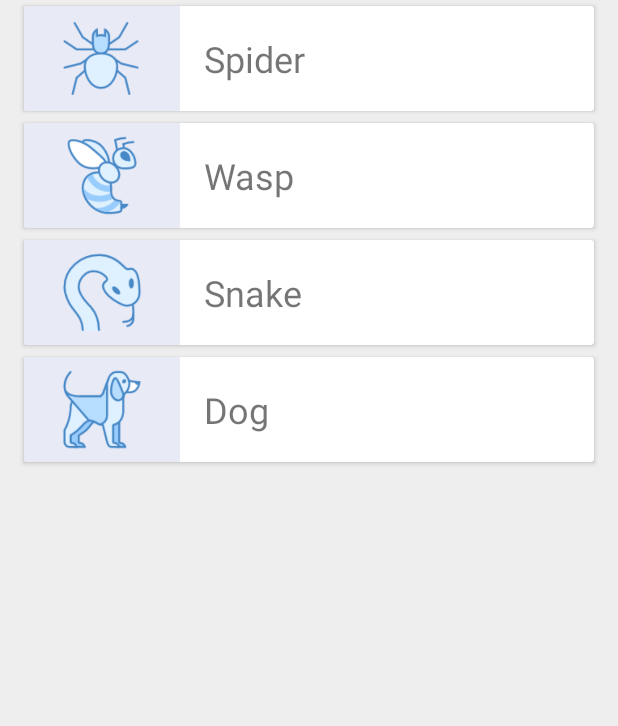
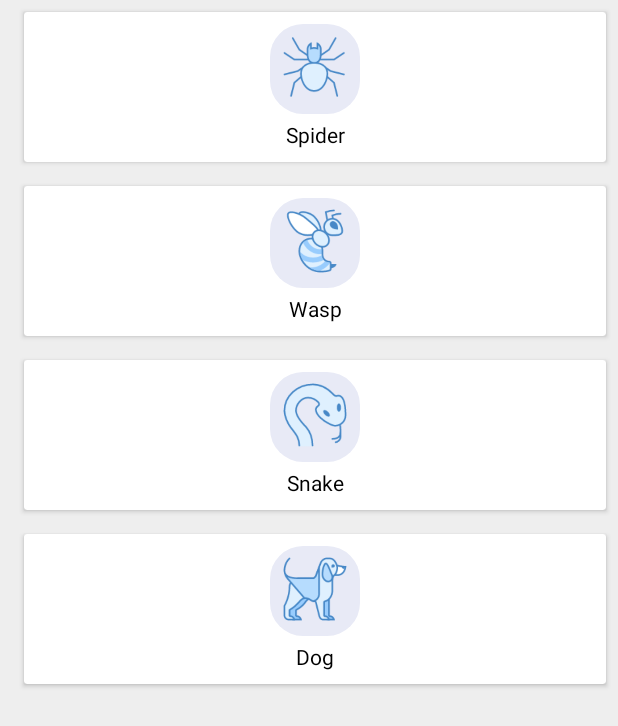
Before and after one commit to Ashu-Y/FirstAid, an Android app: the Main3Activity screen opened directly, with no data from a screen before it, on a phone screen of 412 x 824 dp. Shown: the top 726 px of the screen. Run offline under Robolectric (Android 15) with nearby library versions, the phone set to English and light mode, and no system bars.

Commit message:
Modifying first aid options from linear layout to grid layout

```diff
--- a/app/src/main/java/com/practice/android/firstaid/Adapters/FaSubCategoryRecyclerAdapter.java
+++ b/app/src/main/java/com/practice/android/firstaid/Adapters/FaSubCategoryRecyclerAdapter.java
@@ -43,7 +43,7 @@ public class FaSubCategoryRecyclerAdapter extends RecyclerView.Adapter<FaSubCate
     public MyViewHolder onCreateViewHolder(ViewGroup parent, int viewType) {
 
         View itemView = LayoutInflater.from(parent.getContext())
-                .inflate(R.layout.frag_info_row_item, parent, false);
+                .inflate(R.layout.grid_single, parent, false);
 
         return new MyViewHolder(itemView);
     }
@@ -152,7 +152,7 @@ public class FaSubCategoryRecyclerAdapter extends RecyclerView.Adapter<FaSubCate
         public TextView subCategoryName;
         ImageView subCategoryImg;
         CardView subCategoryCard;
-        RecyclerView content;
+//        RecyclerView content;
 
         public MyViewHolder(View view) {
 
@@ -160,7 +160,7 @@ public class FaSubCategoryRecyclerAdapter extends RecyclerView.Adapter<FaSubCate
             subCategoryName = view.findViewById(R.id.fa_sub_tv);
             subCategoryImg = view.findViewById(R.id.fa_sub_img);
             subCategoryCard = view.findViewById(R.id.subCategoryCard);
-            content = view.findViewById(R.id.subCategoryContent);
+//            content = view.findViewById(R.id.subCategoryContent);
 
         }
     }
--- a/app/src/main/java/com/practice/android/firstaid/Fragments/FirstAidFragment.java
+++ b/app/src/main/java/com/practice/android/firstaid/Fragments/FirstAidFragment.java
@@ -3,6 +3,7 @@ package com.practice.android.firstaid.Fragments;
 
 import android.os.Bundle;
 import android.support.v4.app.Fragment;
+import android.support.v7.widget.GridLayoutManager;
 import android.support.v7.widget.LinearLayoutManager;
 import android.support.v7.widget.RecyclerView;
 import android.view.LayoutInflater;
@@ -61,7 +62,8 @@ public class FirstAidFragment extends Fragment {
         subCategoryRecyclerAdapter = new FaSubCategoryRecyclerAdapter(subCategoryList, getContext());
 
         LinearLayoutManager linearLayoutManager = new LinearLayoutManager(getActivity());
-        subCategoryRecycler.setLayoutManager(linearLayoutManager);
+//        subCategoryRecycler.setLayoutManager(linearLayoutManager);
+        subCategoryRecycler.setLayoutManager(new GridLayoutManager(getActivity(), 2));
 
         subCategoryRecycler.setAdapter(subCategoryRecyclerAdapter);
 
--- a/app/src/main/res/layout/frag_info_row_item.xml
+++ b/app/src/main/res/layout/frag_info_row_item.xml
@@ -42,17 +42,17 @@
 
     </android.support.v7.widget.CardView>
 
-    <android.support.v7.widget.RecyclerView
-        android:id="@+id/subCategoryContent"
-        android:layout_width="match_parent"
-        android:layout_height="wrap_content"
-        android:layout_marginBottom="8dp"
-        android:layout_marginLeft="16dp"
-        android:layout_marginRight="16dp"
-        android:background="@android:color/white"
-        android:paddingLeft="4dp"
-        android:paddingRight="4dp"
-        android:visibility="gone" />
+    <!--<android.support.v7.widget.RecyclerView-->
+    <!--android:id="@+id/subCategoryContent"-->
+    <!--android:layout_width="match_parent"-->
+    <!--android:layout_height="wrap_content"-->
+    <!--android:layout_marginBottom="8dp"-->
+    <!--android:layout_marginLeft="16dp"-->
+    <!--android:layout_marginRight="16dp"-->
+    <!--android:background="@android:color/white"-->
+    <!--android:paddingLeft="4dp"-->
+    <!--android:paddingRight="4dp"-->
+    <!--android:visibility="gone" />-->
 
 
 
--- a/app/src/main/res/layout/grid_single.xml
+++ b/app/src/main/res/layout/grid_single.xml
@@ -1,42 +1,83 @@
 <?xml version="1.0" encoding="utf-8"?>
 <LinearLayout xmlns:android="http://schemas.android.com/apk/res/android"
-              android:orientation="vertical"
               android:layout_width="match_parent"
-              android:layout_height="match_parent">
+    android:layout_height="wrap_content"
+    android:orientation="horizontal">
 
 
     <android.support.v7.widget.CardView
-        android:layout_width="match_parent"
-        android:layout_height="match_parent"
+        android:id="@+id/subCategoryCard"
+        android:layout_width="0dp"
+        android:layout_height="100dp"
         android:layout_marginBottom="8dp"
         android:layout_marginLeft="16dp"
         android:layout_marginRight="8dp"
         android:layout_marginTop="8dp"
         android:layout_weight="1">
 
-    <LinearLayout
+        <LinearLayout
+            android:id="@+id/animal"
+            android:layout_width="match_parent"
+            android:layout_height="match_parent"
+            android:gravity="center"
+            android:orientation="vertical">
+
+            <ImageView
+                android:id="@+id/fa_sub_img"
+                android:layout_width="60dp"
+                android:layout_height="60dp"
+                android:layout_gravity="center"
+                android:layout_marginBottom="4dp"
+                android:background="@drawable/image_rounded"
+                android:paddingTop="5dp"
+                android:src="@drawable/animal_bite" />
+
+            <TextView
+                android:id="@+id/fa_sub_tv"
+                android:layout_width="match_parent"
+                android:layout_height="wrap_content"
+                android:gravity="center"
+                android:text="Animal bite"
+                android:textColor="#000"
+                android:textSize="14sp" />
+
+        </LinearLayout>
+
+    </android.support.v7.widget.CardView>
+
+    <android.support.v7.widget.CardView
+        android:layout_width="wrap_content"
+        android:layout_height="match_parent"
+        android:layout_marginBottom="8dp"
+        android:layout_marginLeft="16dp"
+        android:layout_marginRight="8dp"
+        android:layout_marginTop="8dp"
+        android:layout_weight="1"
+        android:visibility="gone">
+
+        <LinearLayout
         android:layout_width="match_parent"
         android:layout_height="match_parent"
         android:gravity="center"
         android:orientation="vertical">
 
         <ImageView
+            android:id="@+id/grid_image"
             android:layout_width="60dp"
             android:layout_height="60dp"
             android:layout_gravity="center"
             android:layout_marginBottom="4dp"
             android:background="@drawable/image_rounded"
             android:paddingTop="5dp"
-            android:id="@+id/grid_image"
             android:src="@drawable/animal_bite"/>
 
         <TextView
+            android:id="@+id/grid_text"
             android:layout_width="match_parent"
             android:layout_height="wrap_content"
             android:gravity="center"
             android:text="Animal bite"
             android:textColor="#000"
-            android:id="@+id/grid_text"
             android:textSize="14sp"/>
 
     </LinearLayout>
```
